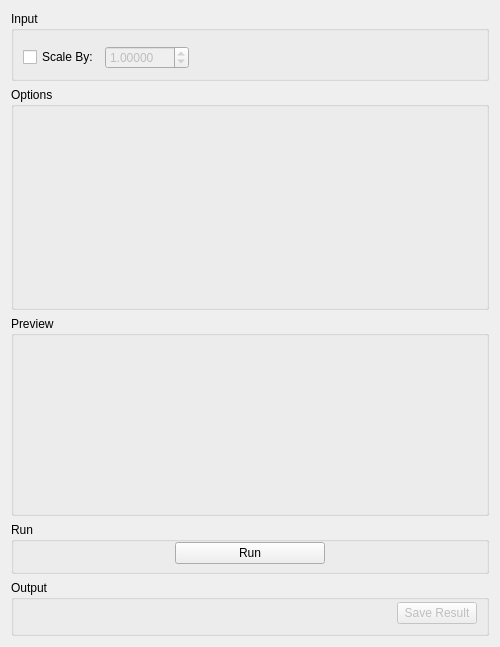
Before: the Qt Designer form qt/scientific_interfaces/Inelastic/Manipulation/InelasticDataManipulationMomentsTab.ui in mantidproject/mantid, drawn with Qt 5.
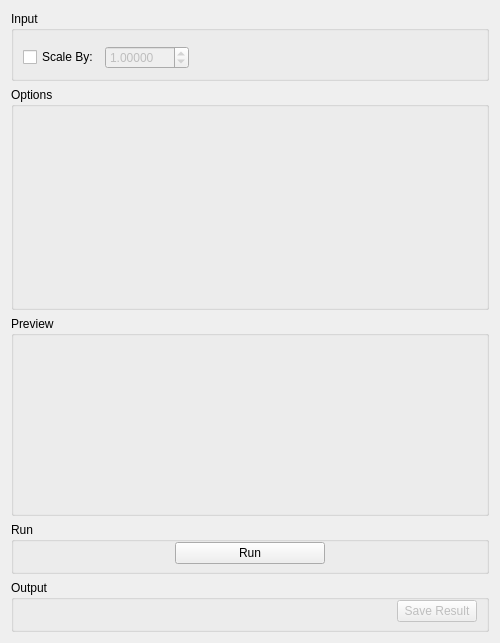
After: the same form once the commit is applied. Custom widgets are drawn as their Qt base class.

Commit message: Remove minimum and max size restrictions for manipulation tab widgets

Diff of the .ui file:
```diff
--- a/qt/scientific_interfaces/Inelastic/Manipulation/InelasticDataManipulationMomentsTab.ui
+++ b/qt/scientific_interfaces/Inelastic/Manipulation/InelasticDataManipulationMomentsTab.ui
@@ -270,12 +270,6 @@
    </item>
    <item>
     <widget class="QGroupBox" name="gbOutput">
-     <property name="minimumSize">
-      <size>
-       <width>0</width>
-       <height>56</height>
-      </size>
-     </property>
      <property name="title">
       <string>Output</string>
      </property>
```
The commit also changes 3 other files.
